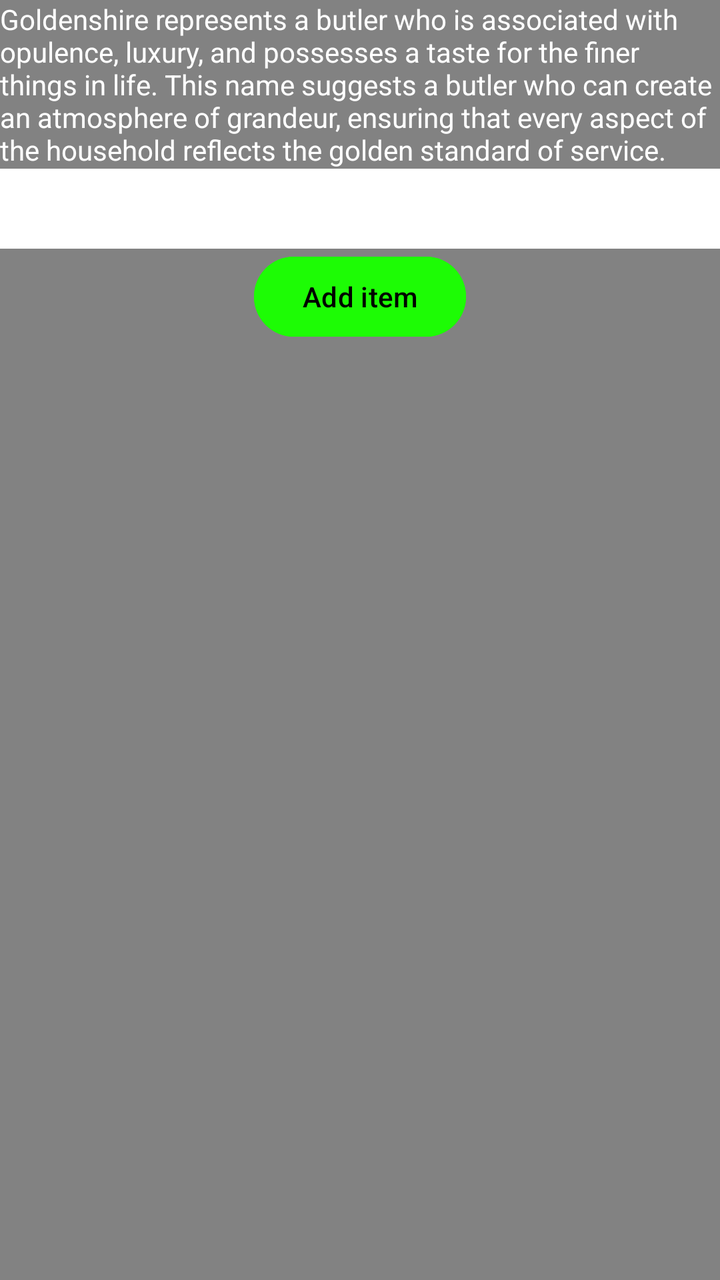
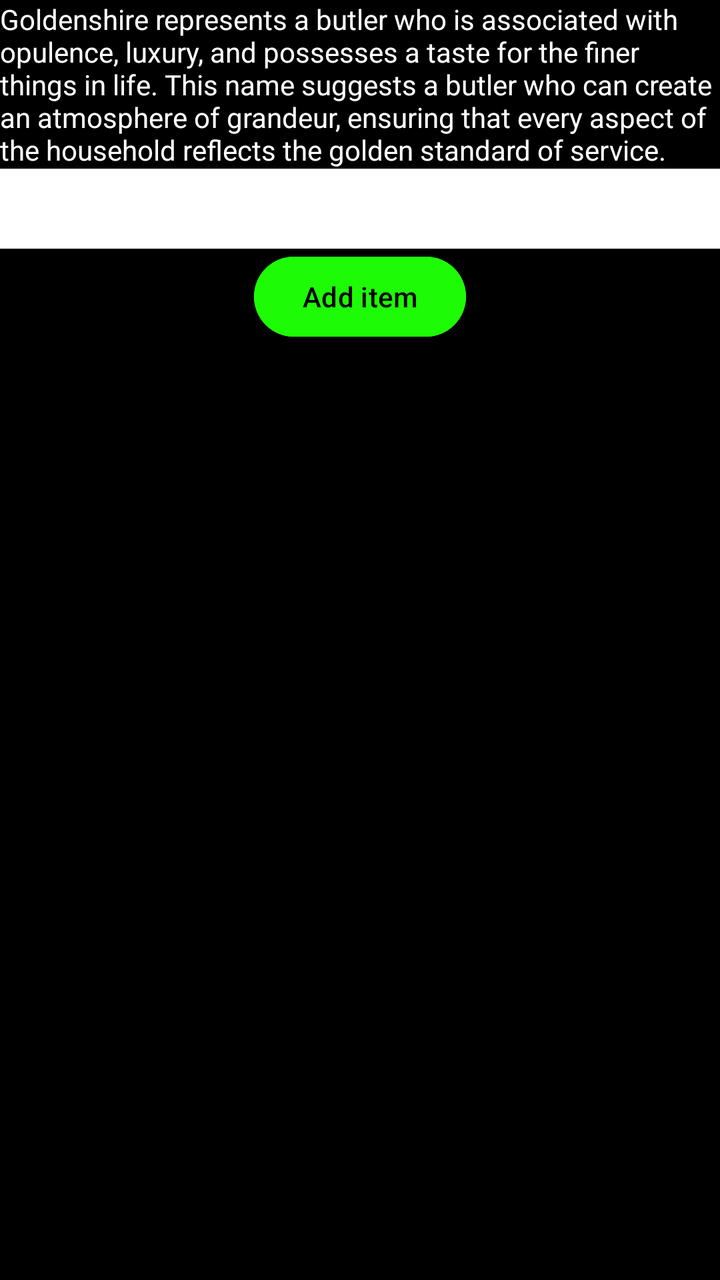

Two renders of the same Android screen: before a commit and after it. Below are the layout's source before the change and the commit's diff.
<!-- AndroidManifest.xml: application theme Theme.Goldenshire -->
<!-- res/layout/notes.xml -->
<?xml version="1.0" encoding="utf-8"?>
<androidx.constraintlayout.widget.ConstraintLayout xmlns:android="http://schemas.android.com/apk/res/android"
    xmlns:app="http://schemas.android.com/apk/res-auto"
    xmlns:tools="http://schemas.android.com/tools"
    android:id="@+id/nodes_page"
    android:layout_width="match_parent"
    android:layout_height="match_parent"
    android:fitsSystemWindows="true"
    android:background="@color/gray"
    tools:context=".Notes">


    <LinearLayout
        android:layout_width="match_parent"
        android:layout_height="wrap_content"
        android:maxHeight="10dp"
        android:orientation="vertical"
        app:layout_constraintStart_toStartOf="parent"
        app:layout_constraintTop_toTopOf="parent"
        android:gravity="center">
        <TextView
            android:id="@+id/description"
            android:layout_width="match_parent"
            android:layout_height="wrap_content"
            android:text="@string/goldenshire_text"
            android:textColor="@color/white"
            app:layout_constraintStart_toStartOf="parent"
            app:layout_constraintEnd_toEndOf="parent"
            app:layout_constraintTop_toTopOf="parent" />
        <EditText
            android:id="@+id/addItemName"
            android:layout_width="match_parent"
            android:layout_height="40dp"
            android:autofillHints="name"
            android:background="@color/white"
            app:layout_constraintTop_toBottomOf="@id/description"
            app:layout_constraintStart_toStartOf="parent"
            app:layout_constraintEnd_toStartOf="@id/addInput"
            android:labelFor="@+id/testing"
            />
        <Button
            android:id="@+id/addInput"
            android:layout_width="wrap_content"
            android:layout_height="wrap_content"
            android:backgroundTint="@color/green"
            android:textColor="@color/black"
            app:layout_constraintTop_toTopOf="@id/addItemName"
            app:layout_constraintBottom_toBottomOf="@id/addItemName"
            app:layout_constraintEnd_toEndOf="parent"
            android:text="Add item"/>
        <ListView
            android:id="@+id/yourListView"
            android:layout_width="match_parent"
            android:layout_height="200dp"
            android:textColor="@color/white"
            app:layout_constraintStart_toStartOf="parent"
            app:layout_constraintTop_toBottomOf="@id/addItemName"
            app:layout_constraintEnd_toEndOf="parent"
            app:layout_constraintBottom_toBottomOf="parent"
            android:layout_margin="16dp"/>
    </LinearLayout>

</androidx.constraintlayout.widget.ConstraintLayout>
<!-- resources referenced by this layout -->
<resources>
  <color name="black">#FF000000</color>
  <color name="gray">#828282</color>
  <color name="green">#1dfc05</color>
  <color name="white">#FFFFFFFF</color>
  <string name="goldenshire_text">
          Goldenshire represents a butler who is associated with opulence, luxury, and possesses a taste for the finer things in life.
          This name suggests a butler who can create an atmosphere of grandeur, ensuring that every aspect of the household reflects the
          golden standard of service.
      </string>
  <style name="Theme.Goldenshire" parent="Base.Theme.Goldenshire" />
  <style name="Base.Theme.Goldenshire" parent="Theme.Material3.DayNight">
          <item name="android:windowLightStatusBar">false</item>
      </style>
</resources>

<!-- the commit's change to res/layout/notes.xml (unified diff, before → after) -->
@@ -6,9 +6,8 @@
     android:layout_width="match_parent"
     android:layout_height="match_parent"
     android:fitsSystemWindows="true"
-    android:background="@color/gray"
+    android:background="@color/black"
     tools:context=".Notes">
-
 
     <LinearLayout
         android:layout_width="match_parent"
@@ -52,7 +51,6 @@
             android:id="@+id/yourListView"
             android:layout_width="match_parent"
             android:layout_height="200dp"
-            android:textColor="@color/white"
             app:layout_constraintStart_toStartOf="parent"
             app:layout_constraintTop_toBottomOf="@id/addItemName"
             app:layout_constraintEnd_toEndOf="parent"
<!-- resource entries referenced after the edit -->
@@ -1,7 +1,6 @@
 <!-- resources referenced by this layout -->
 <resources>
   <color name="black">#FF000000</color>
-  <color name="gray">#828282</color>
   <color name="green">#1dfc05</color>
   <color name="white">#FFFFFFFF</color>
   <string name="goldenshire_text">
